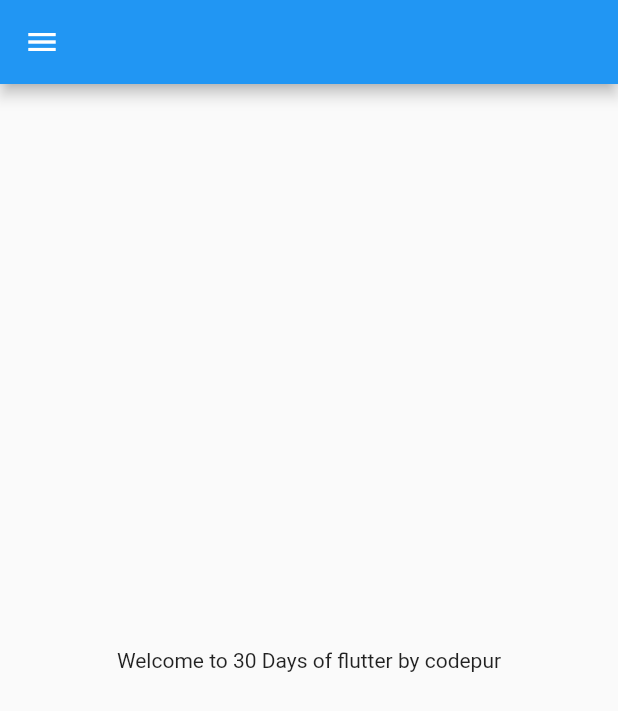
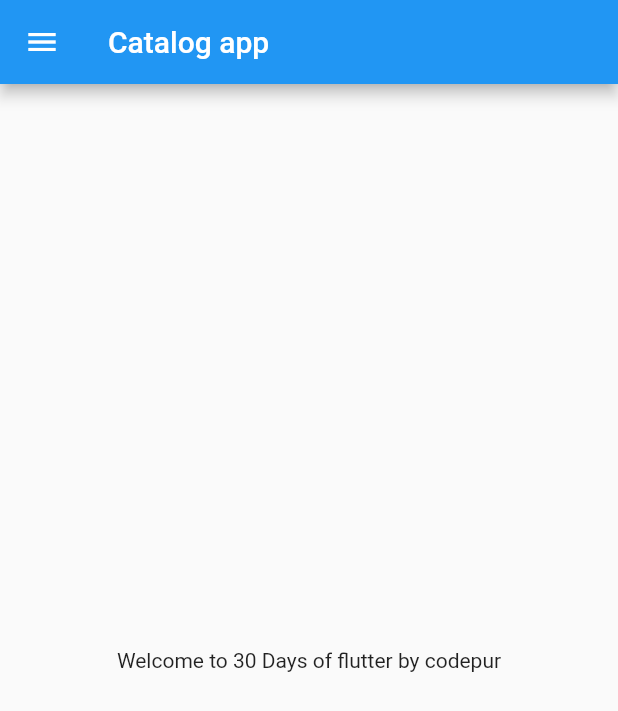
Before and after one commit to muhammad-faizan-aslam/30DaysofFlutter, a Flutter app: the screen it shows after launch, on a phone screen of 412 x 824 dp. Shown: the top 711 px of the screen. Run offline on Flutter 3.47's test engine with Material 2 defaults, Android fonts, the phone set to English and light mode, and no system bars.

Commit message:
Day2Completed

```diff
--- a/lib/home_page.dart
+++ b/lib/home_page.dart
@@ -9,7 +9,9 @@ class HomePage extends StatelessWidget {
   @override
   Widget build(BuildContext context) {
     return Scaffold(
-        appBar: AppBar(),
+        appBar: AppBar(
+          title: Text("Catalog app"),
+        ),
         body: Center(
           child: Container(
           child: Text("Welcome to $days Days of flutter by $name"),),
```
